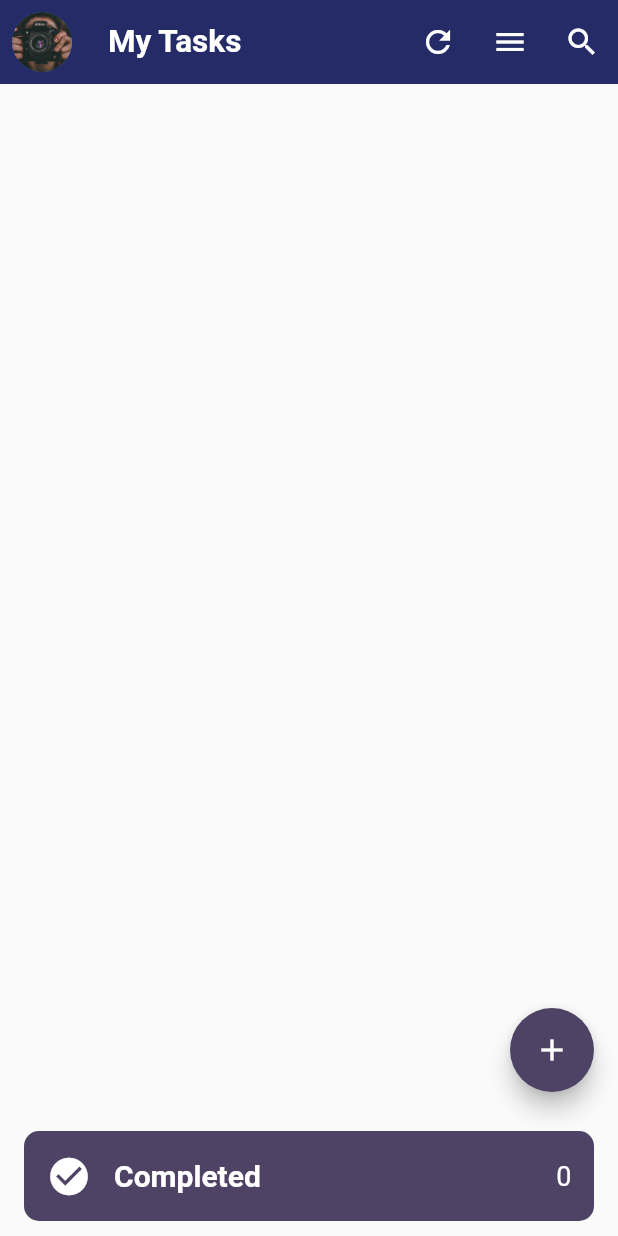
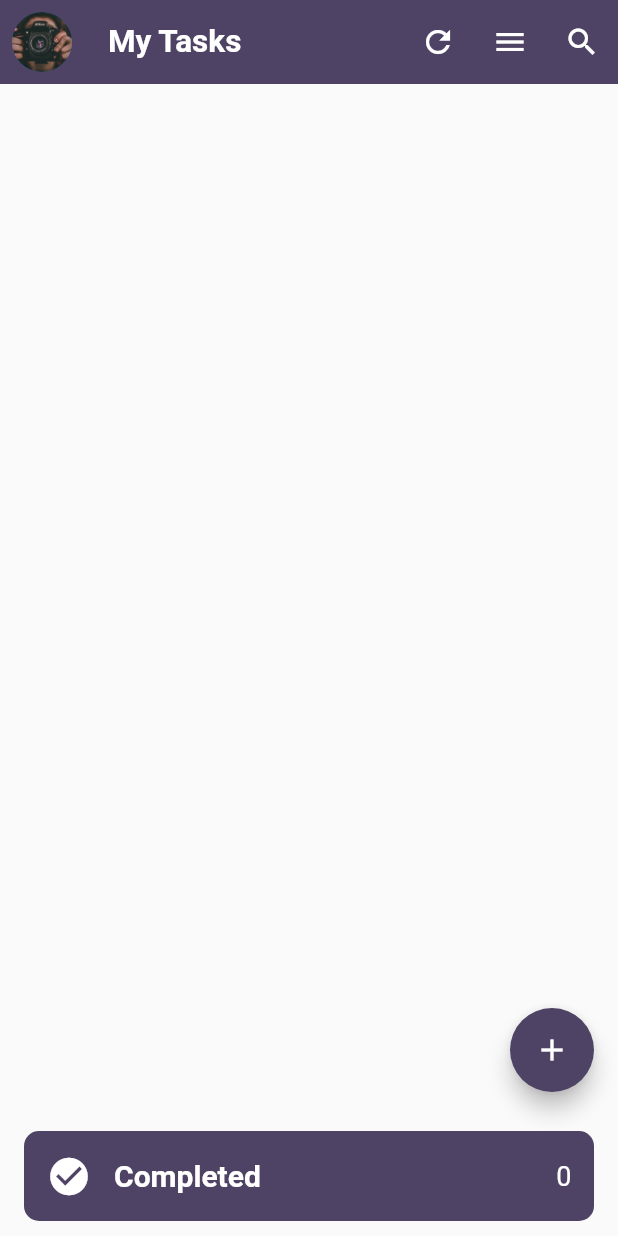
Before and after one commit to Tobiafua/mytodo-app, a Flutter app: the screen it shows after launch, on a phone screen of 412 x 824 dp. Run offline on Flutter 3.47's test engine with Material 2 defaults, Android fonts, the phone set to English and light mode, and no system bars; our stand-ins replace device_preview, modal_bottom_sheet.

Commit message:
added screenshots

```diff
--- a/lib/main.dart
+++ b/lib/main.dart
@@ -19,9 +19,9 @@ class MyApp extends StatelessWidget {
       builder: DevicePreview.appBuilder,
       title: 'MyTodo',
       theme: ThemeData(
-          primaryColor: const Color.fromRGBO(37, 43, 103, 1),
+          primaryColor: const Color.fromRGBO(78 , 67 , 100 , 1),
           appBarTheme: const AppBarTheme(
-              backgroundColor: Color.fromRGBO(37, 43, 103, 1), elevation: 0)),
+              backgroundColor: Color.fromRGBO(78 , 67 , 100 , 1), elevation: 0)),
       home: const HomeView(),
     );
   }
```
Also changed, not shown: 2 other files.
